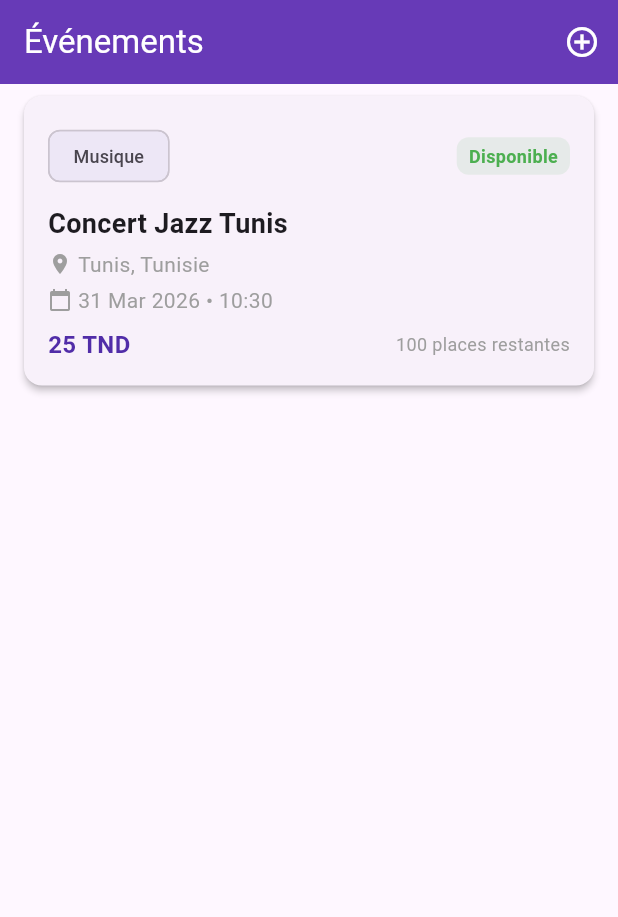
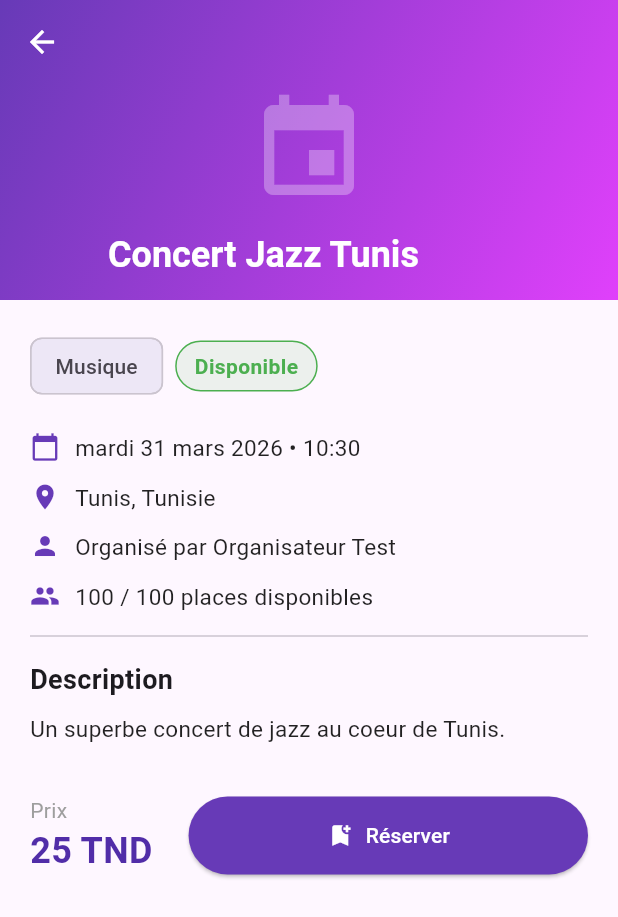
Before and after one commit to tahadridi/Event-Management, a Flutter app: the EventListPage screen opened directly, after a tap on the "add circle outline" icon, after a tap on "Musique", on a phone screen of 412 x 824 dp. Shown: the top 917 px of the screen. Run offline on Flutter 3.47's test engine with Material 3 defaults, Android fonts, the phone set to English and light mode, and no system bars; our stand-ins replace cloud_firestore, firebase_auth, firebase_core; accounts and stored records are empty.

Commit message:
feat: add event detail page with booking button

```diff
--- a/lib/main.dart
+++ b/lib/main.dart
@@ -2,12 +2,13 @@ import 'package:flutter/material.dart';
 import 'package:firebase_core/firebase_core.dart';
 import 'firebase_options.dart';
 import 'views/auth/login_page.dart';
+import 'package:flutter_localizations/flutter_localizations.dart';
+import 'package:intl/date_symbol_data_local.dart';
 
 void main() async {
   WidgetsFlutterBinding.ensureInitialized();
-  await Firebase.initializeApp(
-    options: DefaultFirebaseOptions.currentPlatform,
-  );
+  await Firebase.initializeApp(options: DefaultFirebaseOptions.currentPlatform);
+  await initializeDateFormatting('fr', null);
   runApp(const MyApp());
 }
 
@@ -18,6 +19,8 @@ class MyApp extends StatelessWidget {
   Widget build(BuildContext context) {
     return MaterialApp(
       title: 'DevMob Events',
+      localizationsDelegates: GlobalMaterialLocalizations.delegates,
+      supportedLocales: const [Locale('fr')],
       debugShowCheckedModeBanner: false,
       theme: ThemeData(
         colorScheme: ColorScheme.fromSeed(seedColor: Colors.deepPurple),
--- /dev/null
+++ b/lib/views/home/event_detail_page.dart
@@ -0,0 +1,190 @@
+import 'package:flutter/material.dart';
+import 'package:intl/intl.dart';
+import '../../models/event_model.dart';
+
+class EventDetailPage extends StatelessWidget {
+  final EventModel event;
+
+  const EventDetailPage({super.key, required this.event});
+
+  Color get _statusColor {
+    switch (event.status) {
+      case 'Complet':
+        return Colors.red;
+      case 'En attente':
+        return Colors.orange;
+      default:
+        return Colors.green;
+    }
+  }
+
+  @override
+  Widget build(BuildContext context) {
+    return Scaffold(
+      body: CustomScrollView(
+        slivers: [
+          // Header avec image de fond colorée
+          SliverAppBar(
+            expandedHeight: 200,
+            pinned: true,
+            backgroundColor: Colors.deepPurple,
+            foregroundColor: Colors.white,
+            flexibleSpace: FlexibleSpaceBar(
+              title: Text(
+                event.title,
+                style: const TextStyle(
+                  color: Colors.white,
+                  fontWeight: FontWeight.bold,
+                  fontSize: 16,
+                ),
+              ),
+              background: Container(
+                decoration: const BoxDecoration(
+                  gradient: LinearGradient(
+                    colors: [Colors.deepPurple, Colors.purpleAccent],
+                    begin: Alignment.topLeft,
+                    end: Alignment.bottomRight,
+                  ),
+                ),
+                child: const Center(
+                  child: Icon(Icons.event, size: 80, color: Colors.white30),
+                ),
+              ),
+            ),
+          ),
+
+          // Contenu
+          SliverToBoxAdapter(
+            child: Padding(
+              padding: const EdgeInsets.all(20),
+              child: Column(
+                crossAxisAlignment: CrossAxisAlignment.start,
+                children: [
+                  // Status + Catégorie
+                  Row(
+                    children: [
+                      Chip(
+                        label: Text(event.category),
+                        backgroundColor: Colors.deepPurple.shade50,
+                      ),
+                      const SizedBox(width: 8),
+                      Container(
+                        padding: const EdgeInsets.symmetric(
+                            horizontal: 12, vertical: 6),
+                        decoration: BoxDecoration(
+                          color: _statusColor.withOpacity(0.1),
+                          borderRadius: BorderRadius.circular(20),
+                          border: Border.all(color: _statusColor),
+                        ),
+                        child: Text(
+                          event.status,
+                          style: TextStyle(
+                            color: _statusColor,
+                            fontWeight: FontWeight.w600,
+                          ),
+                        ),
+                      ),
+                    ],
+                  ),
+                  const SizedBox(height: 20),
+
+                  // Infos principales
+                  _infoRow(Icons.calendar_today,
+                      DateFormat('EEEE dd MMMM yyyy • HH:mm', 'fr')
+                          .format(event.date)),
+                  const SizedBox(height: 12),
+                  _infoRow(Icons.location_on, event.location),
+                  const SizedBox(height: 12),
+                  _infoRow(Icons.person, 'Organisé par ${event.organizerName}'),
+                  const SizedBox(height: 12),
+                  _infoRow(Icons.people,
+                      '${event.availablePlaces} / ${event.totalPlaces} places disponibles'),
+
+                  const Divider(height: 32),
+
+                  // Description
+                  const Text(
+                    'Description',
+                    style: TextStyle(
+                        fontSize: 18, fontWeight: FontWeight.bold),
+                  ),
+                  const SizedBox(height: 8),
+                  Text(
+                    event.description,
+                    style: const TextStyle(
+                        fontSize: 15, height: 1.6, color: Colors.black87),
+                  ),
+
+                  const SizedBox(height: 32),
+
+                  // Prix + Bouton réserver
+                  Row(
+                    children: [
+                      Column(
+                        crossAxisAlignment: CrossAxisAlignment.start,
+                        children: [
+                          const Text('Prix',
+                              style: TextStyle(color: Colors.grey)),
+                          Text(
+                            event.price == 0
+                                ? 'Gratuit'
+                                : '${event.price.toStringAsFixed(0)} TND',
+                            style: TextStyle(
+                              fontSize: 24,
+                              fontWeight: FontWeight.bold,
+                              color: Colors.deepPurple.shade700,
+                            ),
+                          ),
+                        ],
+                      ),
+                      const SizedBox(width: 24),
+                      Expanded(
+                        child: ElevatedButton.icon(
+                          onPressed: event.availablePlaces == 0
+                              ? null
+                              : () {
+                                  // Navigation vers réservation (prochaine phase)
+                                  ScaffoldMessenger.of(context).showSnackBar(
+                                    const SnackBar(
+                                        content: Text(
+                                            'Réservation bientôt disponible !')),
+                                  );
+                                },
+                          icon: const Icon(Icons.bookmark_add),
+                          label: Text(event.availablePlaces == 0
+                              ? 'Complet'
+                              : 'Réserver'),
+                          style: ElevatedButton.styleFrom(
+                            padding: const EdgeInsets.symmetric(vertical: 16),
+                            backgroundColor: Colors.deepPurple,
+                            foregroundColor: Colors.white,
+                            disabledBackgroundColor: Colors.grey.shade300,
+                          ),
+                        ),
+                      ),
+                    ],
+                  ),
+                  const SizedBox(height: 20),
+                ],
+              ),
+            ),
+          ),
+        ],
+      ),
+    );
+  }
+
+  Widget _infoRow(IconData icon, String text) {
+    return Row(
+      crossAxisAlignment: CrossAxisAlignment.start,
+      children: [
+        Icon(icon, size: 20, color: Colors.deepPurple),
+        const SizedBox(width: 10),
+        Expanded(
+          child: Text(text,
+              style: const TextStyle(fontSize: 15, color: Colors.black87)),
+        ),
+      ],
+    );
+  }
+}
--- a/lib/views/home/event_list_page.dart
+++ b/lib/views/home/event_list_page.dart
@@ -2,7 +2,7 @@ import 'package:flutter/material.dart';
 import '../../models/event_model.dart';
 import '../../services/event_service.dart';
 import '../../widgets/event_card.dart';
-
+import 'event_detail_page.dart';
 class EventListPage extends StatelessWidget {
   const EventListPage({super.key});
 
@@ -56,8 +56,13 @@ class EventListPage extends StatelessWidget {
               return EventCard(
                 event: events[index],
                 onTap: () {
-                  // Navigation vers détail (prochaine étape)
-                },
+                    Navigator.push(
+                      context,
+                      MaterialPageRoute(
+                        builder: (_) => EventDetailPage(event: events[index]),
+                      ),
+                    );
+                  },
               );
             },
           );
```
Also changed, not shown: pubspec.yaml (+11 -69 lines), pubspec.lock.
